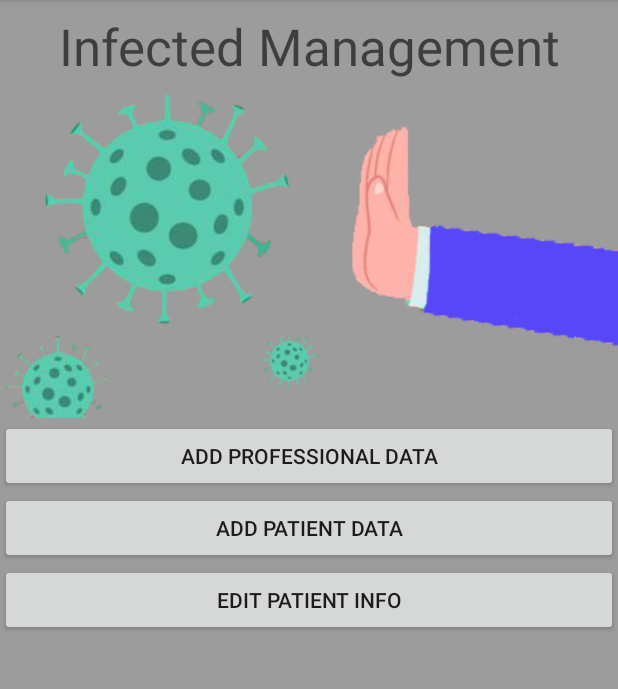
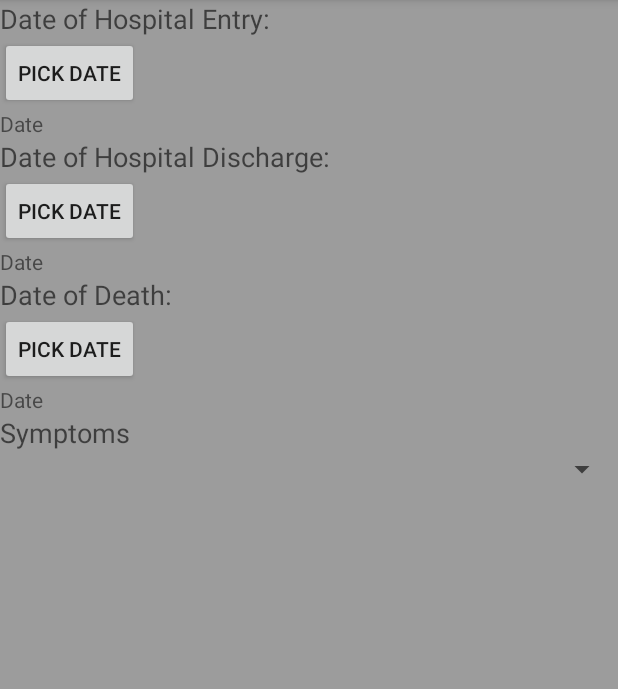
Before and after one commit to DanielSiob/Gestao_Infetados, an Android app: the screen it shows after launch (MainActivity before the commit, Edit_Patient_Info after it), after a tap on "EDIT PATIENT INFO", on a phone screen of 412 x 824 dp, the part 84-773 px from its top. Run offline under Robolectric (Android 15) with nearby library versions, the phone set to English and light mode, and no system bars.

Commit message:
Ultima atividade substituida por uma nova

```diff
--- a/app/src/main/AndroidManifest.xml
+++ b/app/src/main/AndroidManifest.xml
@@ -9,7 +9,8 @@
         android:roundIcon="@mipmap/ic_launcher_round"
         android:supportsRtl="true"
         android:theme="@style/AppTheme">
-        <activity android:name=".Add_Patient_Data"></activity>
+        <activity android:name=".Edit_Patient_Info"></activity>
+        <activity android:name=".Add_Patient_Data" />
         <activity android:name=".Add_Professional_Data" />
         <activity android:name=".MainActivity">
             <intent-filter>
--- a/app/src/main/java/com/example/gestaoinfetados/Edit_Patient_Info.java
+++ b/app/src/main/java/com/example/gestaoinfetados/Edit_Patient_Info.java
@@ -1,4 +1,6 @@
 package com.example.gestaoinfetados;
+
+import androidx.appcompat.app.AppCompatActivity;
 
 import android.app.DatePickerDialog;
 import android.os.Bundle;
@@ -7,15 +9,12 @@ import android.widget.Button;
 import android.widget.DatePicker;
 import android.widget.TextView;
 
-import androidx.appcompat.app.AppCompatActivity;
 import java.util.Calendar;
 
 public class Edit_Patient_Info extends AppCompatActivity {
 
-    private static final String TAG = "Edit_Patient_Info";
-
-    private TextView mTVEH;
-    private Button mBtnEH;
+    TextView mTVEh;
+    Button mBtnEh;
 
     Calendar c;
     DatePickerDialog dpd;
@@ -25,26 +24,26 @@ public class Edit_Patient_Info extends AppCompatActivity {
         super.onCreate(savedInstanceState);
         setContentView(R.layout.activity_edit__patient__info);
 
-        mTVEH = (TextView) findViewById(R.id.TextViewPickDateEntradaHospitalar);
-        mBtnEH = (Button) findViewById(R.id.btnPickDateEntradaHospitalar);
+        mTVEh = (TextView)findViewById(R.id.TextViewPickDateEntHosp);
+        mBtnEh = (Button)findViewById(R.id.btnPickDateEntHosp);
 
-        mBtnEH.setOnClickListener(new View.OnClickListener() {
+        mBtnEh.setOnClickListener(new View.OnClickListener() {
             @Override
             public void onClick(View view) {
+
                 c = Calendar.getInstance();
+                int dia = c.get(Calendar.DAY_OF_MONTH);
+                int mes = c.get(Calendar.MONTH);
                 int ano = c.get(Calendar.YEAR);
-                int mes = c.get(Calendar.MONTH);
-                int dia = c.get(Calendar.DAY_OF_MONTH);
 
                 dpd = new DatePickerDialog(Edit_Patient_Info.this, new DatePickerDialog.OnDateSetListener() {
                     @Override
                     public void onDateSet(DatePicker view, int year, int month, int dayOfMonth) {
-                        mTVEH.setText(dayOfMonth + "/" + (month+1) + "/" + year);
+                        mTVEh.setText(dayOfMonth + "/" + (month+1) + "/" + year);
                     }
                 }, dia, mes, ano);
-                dpd.show();
+                    dpd.show();
             }
-
         });
     }
 }
--- a/app/src/main/res/layout/activity_edit__patient__info.xml
+++ b/app/src/main/res/layout/activity_edit__patient__info.xml
@@ -1,72 +1,73 @@
 <?xml version="1.0" encoding="utf-8"?>
 <LinearLayout xmlns:android="http://schemas.android.com/apk/res/android"
+    xmlns:app="http://schemas.android.com/apk/res-auto"
     xmlns:tools="http://schemas.android.com/tools"
     android:layout_width="match_parent"
     android:layout_height="match_parent"
+    android:orientation="vertical"
     android:background="#9C9C9C"
-    android:orientation="vertical"
     tools:context=".Edit_Patient_Info">
 
 
     <TextView
-    android:id="@+id/TVEntradaHospitalar"
-    android:layout_width="match_parent"
-    android:layout_height="wrap_content"
-    android:text="Date of Hospital Admission:"
-    android:textAppearance="@style/TextAppearance.AppCompat.Medium" />
+        android:id="@+id/TVeh"
+        android:layout_width="match_parent"
+        android:layout_height="wrap_content"
+        android:text="Date of Hospital Entry:"
+        android:textAppearance="@style/TextAppearance.AppCompat.Medium" />
 
     <Button
-        android:id="@+id/btnPickDateEntradaHospitalar"
+        android:id="@+id/btnPickDateEntHosp"
         android:layout_width="wrap_content"
         android:layout_height="wrap_content"
         android:text="Pick Date"/>
 
     <TextView
-        android:id="@+id/TextViewPickDateEntradaHospitalar"
+        android:id="@+id/TextViewPickDateEntHosp"
         android:layout_width="wrap_content"
         android:layout_height="wrap_content"
         android:text="Date"/>
 
     <TextView
-        android:id="@+id/TVAltaHospitalar"
+        android:id="@+id/TVah"
         android:layout_width="match_parent"
         android:layout_height="wrap_content"
         android:text="Date of Hospital Discharge:"
         android:textAppearance="@style/TextAppearance.AppCompat.Medium" />
 
     <Button
-        android:id="@+id/btnPickDateAltaHospitalar"
+        android:id="@+id/btnPickDateAltaHosp"
         android:layout_width="wrap_content"
         android:layout_height="wrap_content"
         android:text="Pick Date"/>
 
     <TextView
-        android:id="@+id/TextViewPickDateAltaHospitalar"
+        android:id="@+id/TVAltaHosp"
         android:layout_width="wrap_content"
         android:layout_height="wrap_content"
         android:text="Date"/>
 
     <TextView
-        android:id="@+id/TVDataObito"
+        android:id="@+id/TVDataObi"
         android:layout_width="match_parent"
         android:layout_height="wrap_content"
         android:text="Date of Death:"
         android:textAppearance="@style/TextAppearance.AppCompat.Medium" />
 
     <Button
-        android:id="@+id/btnPickDateDataObito"
+        android:id="@+id/btnPickDateDataObi"
         android:layout_width="wrap_content"
         android:layout_height="wrap_content"
         android:text="Pick Date"/>
 
     <TextView
-        android:id="@+id/TextViewPickDateDataObito"
+        android:id="@+id/TextViewPickDateDataObi"
         android:layout_width="wrap_content"
         android:layout_height="wrap_content"
         android:text="Date"/>
 
     <TextView
-        android:id="@+id/textViewSintomas"
+        android:id="@+id/textViewSin"
         android:layout_width="match_parent"
         android:layout_height="wrap_content"
         android:text="Symptoms"
```
